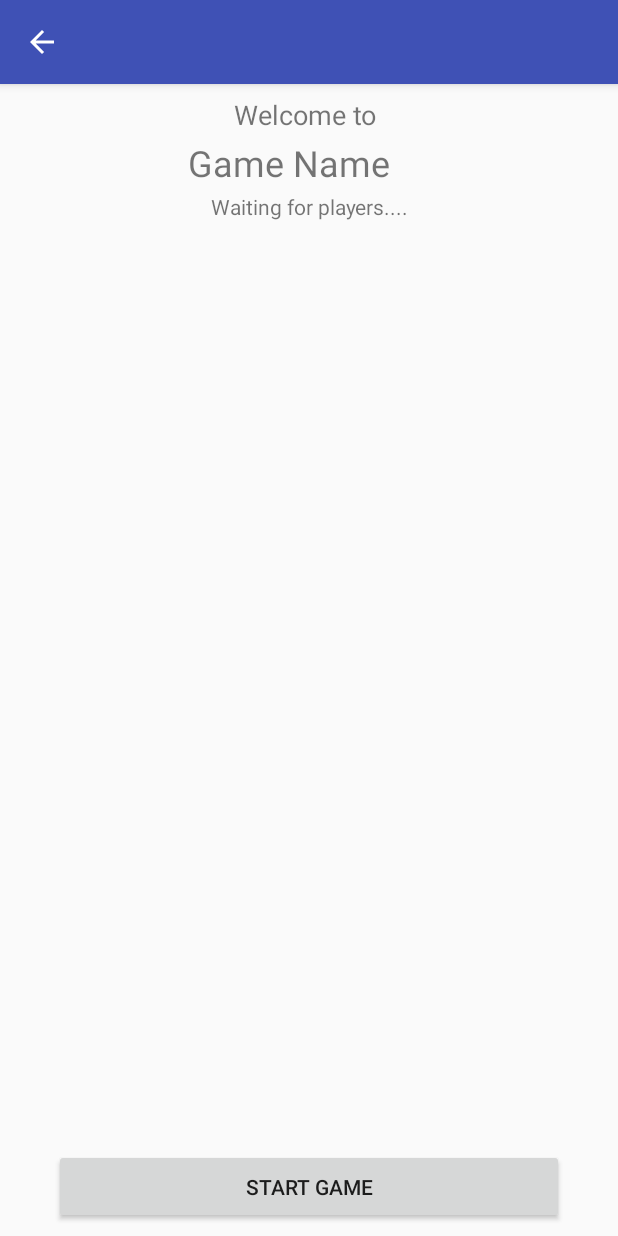
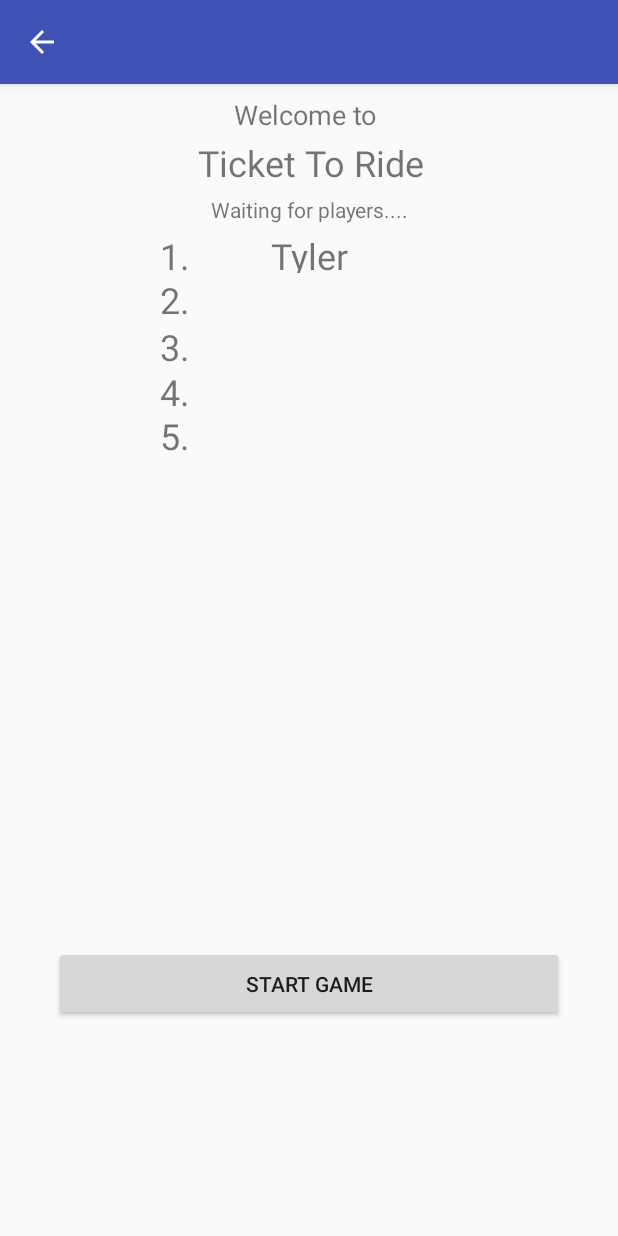
Before and after one commit to xaque/TTR-Game, an Android app: the GameLobbyActivity screen opened directly, with no data from a screen before it, on a phone screen of 412 x 824 dp. Run offline under Robolectric (Android 15) with nearby library versions, the phone set to English and light mode, and no system bars.

Commit message:
Updated some layouts and other small things.
time for bed :P

```diff
--- a/app/src/main/java/cs340/game/client/Presenters/GameListPresenter.java
+++ b/app/src/main/java/cs340/game/client/Presenters/GameListPresenter.java
@@ -1,6 +1,7 @@
 package cs340.game.client.Presenters;
 
 
+import cs340.game.client.AppLayerFacade;
 import cs340.game.client.Views.GameListActivity;
 
 /**
@@ -11,6 +12,8 @@
 
     private GameListActivity view;
 
+    private AppLayerFacade facade = AppLayerFacade.getInstance();
+
     public GameListPresenter(GameListActivity view) {
         this.view = view;
         //model = new User();
@@ -19,6 +22,7 @@
 
 
     public void createGame(String gameName) {
+        //facade.CreateGame(gameName);
         onCreateGameResponse(true);
     }
 
@@ -27,7 +31,7 @@
     }
 
     public void logout() {
-
+        //facade.Logout();
         onLogOutResponse(true);
     }
 
--- a/app/src/main/java/cs340/game/client/Presenters/GameLobbyPresenter.java
+++ b/app/src/main/java/cs340/game/client/Presenters/GameLobbyPresenter.java
@@ -24,8 +24,8 @@
 
 
 
-    public void onStartGameResponse(boolean isCreateGameSuccess) {
-        view.onStartGameResponse(isCreateGameSuccess);
+    public void onStartGameResponse(boolean isStartGameSuccess) {
+        view.onStartGameResponse(isStartGameSuccess);
     }
 
     public void leaveGame() {
--- a/app/src/main/java/cs340/game/client/Views/GameLobbyActivity.java
+++ b/app/src/main/java/cs340/game/client/Views/GameLobbyActivity.java
@@ -7,6 +7,7 @@
 import android.view.MenuItem;
 import android.view.View;
 import android.widget.Button;
+import android.widget.TextView;
 import android.widget.Toast;
 
 import cs340.game.R;
@@ -20,6 +21,13 @@
 public class GameLobbyActivity extends AppCompatActivity implements View.OnClickListener {
 
     private Button startGameButton;
+    private TextView gameName;
+
+    private TextView player1;
+    private TextView player2;
+    private TextView player3;
+    private TextView player4;
+    private TextView player5;
 
     private GameLobbyPresenter presenter;
 
@@ -29,8 +37,15 @@
         setContentView(R.layout.activity_game_lobby);
 
         startGameButton = (Button) findViewById(R.id.start_game_button);
+        startGameButton.setOnClickListener(this);
 
-        startGameButton.setOnClickListener(this);
+        gameName = (TextView) findViewById(R.id.gameName);
+        gameName.setText("Ticket To Ride"); //TODO: put the real name of the game here
+
+        //This isn't right--If you are joining a game, you won't be player 1. I'll have to figure out how to do that.
+        //It'll be something like, populatePlayerList, which just pulls the players from the game object in the facade?
+        player1 = (TextView) findViewById(R.id.player1);
+        player1.setText("Tyler");
 
         ActionBar actionBar = getSupportActionBar();
         if (actionBar != null) {
--- a/app/src/main/res/layout/activity_game_lobby.xml
+++ b/app/src/main/res/layout/activity_game_lobby.xml
@@ -6,17 +6,65 @@
     android:layout_width="match_parent"
     android:layout_height="match_parent">
 
+    <TextView
+        android:id="@+id/textView10"
+        android:layout_width="20dp"
+        android:layout_height="29dp"
+        android:layout_marginStart="8dp"
+        android:layout_marginLeft="8dp"
+        android:layout_marginEnd="8dp"
+        android:layout_marginRight="8dp"
+        android:text="4."
+        android:textSize="24sp"
+        app:layout_constraintEnd_toStartOf="@+id/player4"
+        app:layout_constraintHorizontal_bias="1.0"
+        app:layout_constraintStart_toStartOf="parent"
+        app:layout_constraintTop_toBottomOf="@+id/textView9" />
+
+    <TextView
+        android:id="@+id/textView11"
+        android:layout_width="20dp"
+        android:layout_height="31dp"
+        android:layout_marginStart="8dp"
+        android:layout_marginLeft="8dp"
+        android:layout_marginEnd="8dp"
+        android:layout_marginRight="8dp"
+        android:text="5."
+        android:textSize="24sp"
+        app:layout_constraintEnd_toStartOf="@+id/player5"
+        app:layout_constraintHorizontal_bias="1.0"
+        app:layout_constraintStart_toStartOf="parent"
+        app:layout_constraintTop_toBottomOf="@+id/textView10" />
+
+    <TextView
+        android:id="@+id/textView9"
+        android:layout_width="20dp"
+        android:layout_height="30dp"
+        android:layout_marginStart="8dp"
+        android:layout_marginLeft="8dp"
+        android:layout_marginEnd="8dp"
+        android:layout_marginRight="8dp"
+        android:text="3."
+        android:textSize="24sp"
+        app:layout_constraintEnd_toStartOf="@+id/player3"
+        app:layout_constraintHorizontal_bias="1.0"
+        app:layout_constraintStart_toStartOf="parent"
+        app:layout_constraintTop_toBottomOf="@+id/textView8" />
+
     <Button
         android:id="@+id/start_game_button"
         android:layout_width="340dp"
         android:layout_height="50dp"
+        android:layout_marginLeft="8dp"
+        android:layout_marginTop="12dp"
+        android:layout_marginRight="8dp"
+        android:layout_marginBottom="8dp"
         android:text="start game"
         app:layout_constraintBottom_toBottomOf="parent"
-        android:layout_marginBottom="8dp"
-        android:layout_marginLeft="8dp"
         app:layout_constraintLeft_toLeftOf="parent"
-        android:layout_marginRight="8dp"
-        app:layout_constraintRight_toRightOf="parent" />
+        app:layout_constraintRight_toRightOf="parent"
+        app:layout_constraintTop_toBottomOf="@+id/player5"
+        app:layout_constraintVertical_bias="0.699" />
 
     <TextView
         android:id="@+id/textView3"
@@ -34,30 +82,112 @@
 
     <TextView
         android:id="@+id/gameName"
-        android:layout_width="383dp"
-        android:layout_height="36dp"
+        android:layout_width="282dp"
+        android:layout_height="38dp"
+        android:layout_marginLeft="1dp"
+        android:layout_marginRight="8dp"
         android:text="Game Name"
         android:textAlignment="center"
         android:textSize="24sp"
-        android:layout_marginLeft="1dp"
+        app:layout_constraintHorizontal_bias="0.538"
         app:layout_constraintLeft_toLeftOf="parent"
-        android:layout_marginRight="8dp"
         app:layout_constraintRight_toRightOf="parent"
-        android:layout_marginTop="0dp"
-        app:layout_constraintTop_toBottomOf="@+id/textView3"
-        app:layout_constraintHorizontal_bias="0.0" />
+        app:layout_constraintTop_toBottomOf="@+id/textView3" />
 
     <TextView
         android:id="@+id/textView5"
-        android:layout_width="262dp"
-        android:layout_height="31dp"
+        android:layout_width="260dp"
+        android:layout_height="24dp"
+        android:layout_marginLeft="8dp"
+        android:layout_marginRight="8dp"
         android:text="Waiting for players...."
         android:textAlignment="center"
-        android:layout_marginTop="0dp"
-        app:layout_constraintTop_toBottomOf="@+id/gameName"
+        app:layout_constraintLeft_toLeftOf="parent"
+        app:layout_constraintRight_toRightOf="parent"
+        app:layout_constraintTop_toBottomOf="@+id/gameName" />
+
+    <TextView
+        android:id="@+id/player1"
+        android:layout_width="143dp"
+        android:layout_height="28dp"
+        android:gravity="center_horizontal"
+        android:textSize="24sp"
+        app:layout_constraintEnd_toEndOf="parent"
+        app:layout_constraintStart_toStartOf="parent"
+        app:layout_constraintTop_toBottomOf="@+id/textView5" />
+
+    <TextView
+        android:id="@+id/player2"
+        android:layout_width="143dp"
+        android:layout_height="31dp"
+        android:gravity="center_horizontal"
+        android:textSize="24sp"
+        app:layout_constraintEnd_toEndOf="parent"
+        app:layout_constraintHorizontal_bias="0.502"
+        app:layout_constraintStart_toStartOf="parent"
+        app:layout_constraintTop_toBottomOf="@+id/player1" />
+
+    <TextView
+        android:id="@+id/player3"
+        android:layout_width="143dp"
+        android:layout_height="31dp"
+        android:gravity="center_horizontal"
+        android:textSize="24sp"
+        app:layout_constraintEnd_toEndOf="parent"
+        app:layout_constraintHorizontal_bias="0.502"
+        app:layout_constraintStart_toStartOf="parent"
+        app:layout_constraintTop_toBottomOf="@+id/player2" />
+
+    <TextView
+        android:id="@+id/player4"
+        android:layout_width="143dp"
+        android:layout_height="30dp"
+        android:gravity="center_horizontal"
+        android:textSize="24sp"
+        app:layout_constraintEnd_toEndOf="parent"
+        app:layout_constraintHorizontal_bias="0.502"
+        app:layout_constraintStart_toStartOf="parent"
+        app:layout_constraintTop_toBottomOf="@+id/player3" />
+
+    <TextView
+        android:id="@+id/player5"
+        android:layout_width="143dp"
+        android:layout_height="30dp"
+        android:gravity="center_horizontal"
+        android:textSize="24sp"
+        app:layout_constraintEnd_toEndOf="parent"
+        app:layout_constraintHorizontal_bias="0.502"
+        app:layout_constraintStart_toStartOf="parent"
+        app:layout_constraintTop_toBottomOf="@+id/player4" />
+
+    <TextView
+        android:id="@+id/textView7"
+        android:layout_width="wrap_content"
+        android:layout_height="29dp"
+        android:layout_marginStart="8dp"
+        android:layout_marginLeft="8dp"
+        android:layout_marginEnd="8dp"
         android:layout_marginRight="8dp"
-        app:layout_constraintRight_toRightOf="parent"
+        android:text="1."
+        android:textSize="24sp"
+        app:layout_constraintEnd_toStartOf="@+id/player1"
+        app:layout_constraintHorizontal_bias="1.0"
+        app:layout_constraintStart_toStartOf="parent"
+        app:layout_constraintTop_toTopOf="@+id/player1" />
+
+    <TextView
+        android:id="@+id/textView8"
+        android:layout_width="20dp"
+        android:layout_height="31dp"
+        android:layout_marginStart="8dp"
         android:layout_marginLeft="8dp"
-        app:layout_constraintLeft_toLeftOf="parent" />
+        android:layout_marginEnd="8dp"
+        android:layout_marginRight="8dp"
+        android:text="2."
+        android:textSize="24sp"
+        app:layout_constraintEnd_toStartOf="@+id/player2"
+        app:layout_constraintHorizontal_bias="1.0"
+        app:layout_constraintStart_toStartOf="parent"
+        app:layout_constraintTop_toBottomOf="@+id/textView7" />
 
 </android.support.constraint.ConstraintLayout>
```
